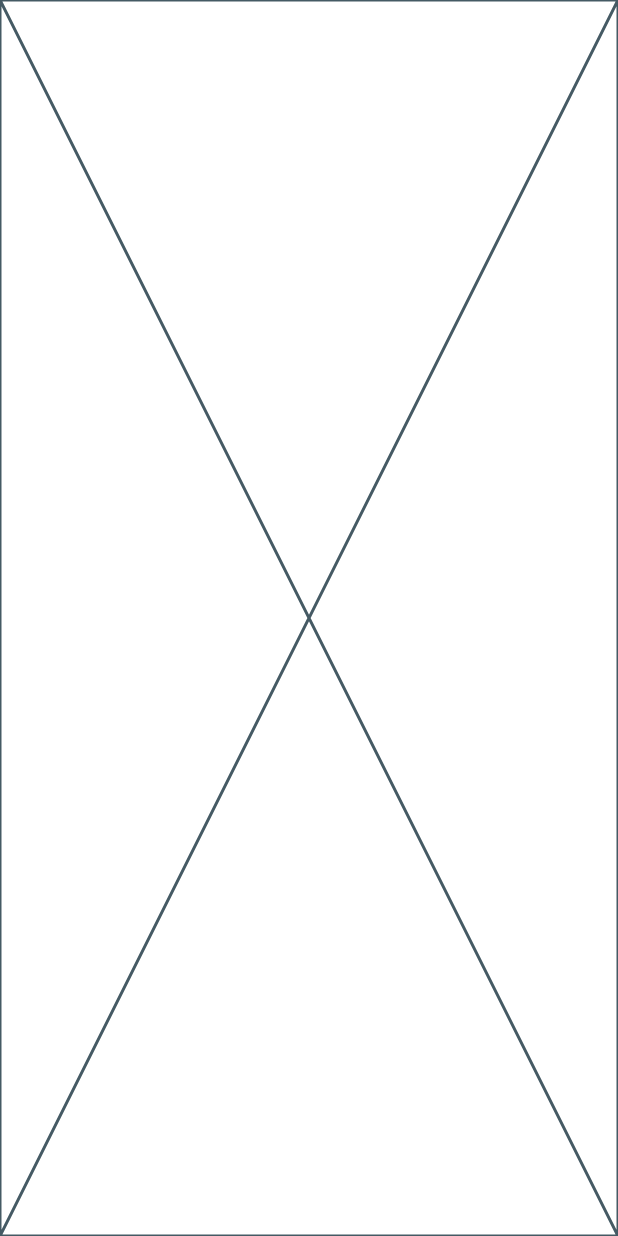
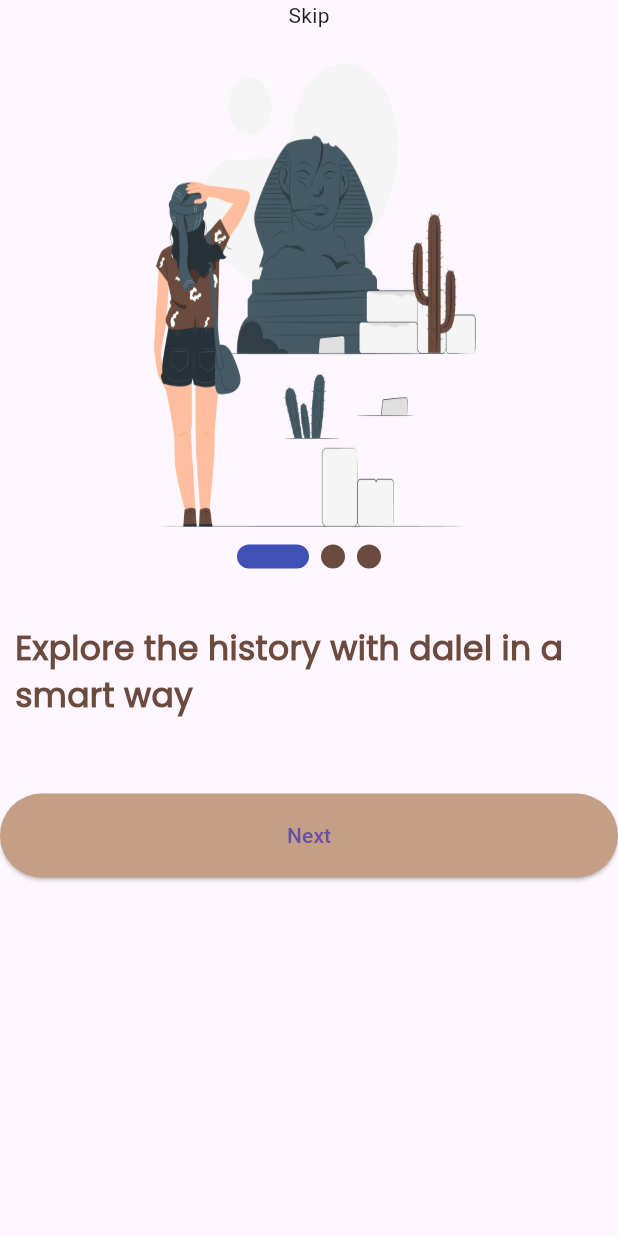
Before and after one commit to Mohamed-mahamoud-ramdan/tourim_dalel, a Flutter app: the screen it shows after launch, on a phone screen of 412 x 824 dp. Run offline on Flutter 3.47's test engine with Material 3 defaults, Android fonts, the phone set to English and light mode, and no system bars; drawn by our look-alikes of smooth_page_indicator; our stand-ins replace go_router.

Commit message:
refactor our code

```diff
--- a/lib/core/functions/naviagation.dart
+++ b/lib/core/functions/naviagation.dart
@@ -2,5 +2,5 @@ import 'package:flutter/material.dart';
 import 'package:go_router/go_router.dart';
 
 void customNavigate(BuildContext context, path) {
-  GoRouter.of(context).push(path);
+  GoRouter.of(context).pushReplacement(path);
 }
--- /dev/null
+++ b/lib/core/widegts/custom_bt.dart
@@ -0,0 +1,21 @@
+import 'package:dalel/core/utilies/app_colors.dart';
+import 'package:dalel/core/utilies/app_strings.dart';
+import 'package:flutter/material.dart';
+
+class CustomButton extends StatelessWidget {
+  CustomButton({super.key, this.color, required this.text});
+  final Color? color;
+  final String text;
+  @override
+  Widget build(BuildContext context) {
+    return SizedBox(
+      width: double.infinity,
+      height: 56,
+      child: ElevatedButton(
+          style: ElevatedButton.styleFrom(
+              backgroundColor: color ?? AppColors.primaryColor),
+          onPressed: () {},
+          child: Text(text)),
+    );
+  }
+}
--- a/lib/features/onboarding/presentation/views/onboarding_view.dart
+++ b/lib/features/onboarding/presentation/views/onboarding_view.dart
@@ -1,3 +1,5 @@
+import 'package:dalel/core/utilies/app_strings.dart';
+import 'package:dalel/features/onboarding/presentation/views/widgets/onboarding_body.dart';
 import 'package:flutter/material.dart';
 
 class OnboardingView extends StatefulWidget {
@@ -10,6 +12,11 @@ class OnboardingView extends StatefulWidget {
 class _OnboardingViewState extends State<OnboardingView> {
   @override
   Widget build(BuildContext context) {
-    return const Placeholder();
+    return SafeArea(
+        child: Scaffold(
+      body: Column(
+        children: [Text(AppStrings.skip), OnboardingWidgetBody()],
+      ),
+    ));
   }
 }
--- /dev/null
+++ b/lib/features/onboarding/presentation/views/widgets/onboarding_body.dart
@@ -0,0 +1,59 @@
+import 'package:dalel/core/utilies/app_assest.dart';
+import 'package:dalel/core/utilies/app_colors.dart';
+import 'package:dalel/core/utilies/app_strings.dart';
+import 'package:dalel/core/widegts/custom_bt.dart';
+import 'package:flutter/material.dart';
+import 'package:smooth_page_indicator/smooth_page_indicator.dart';
+import 'package:dalel/core/utilies/app_text_styles.dart';
+
+class OnboardingWidgetBody extends StatelessWidget {
+  OnboardingWidgetBody({super.key});
+  final PageController pageController = PageController();
+  @override
+  Widget build(BuildContext context) {
+    return Expanded(
+      child: PageView.builder(
+        controller: pageController,
+        itemCount: 3,
+        itemBuilder: (context, index) {
+          return Column(
+            children: [
+              Container(
+                width: 290,
+                height: 343,
+                decoration: BoxDecoration(
+                    image: DecorationImage(
+                        image: AssetImage(
+                          AppAssets.onBoarding1,
+                        ),
+                        fit: BoxFit.fill)),
+              ),
+              SmoothPageIndicator(
+                controller: pageController,
+                count: 3,
+                effect: ExpandingDotsEffect(dotColor: AppColors.deepBrown),
+              ),
+              SizedBox(
+                height: 28,
+              ),
+              Padding(
+                padding: const EdgeInsets.all(10),
+                child: Text(
+                  "Explore the history with dalel in a smart way ",
+                  style: CustomTextStyles.poppins400style20
+                      .copyWith(fontWeight: FontWeight.w800, fontSize: 22),
+                ),
+              ),
+              SizedBox(
+                height: 40,
+              ),
+              CustomButton(
+                text: AppStrings.next,
+              ),
+            ],
+          );
+        },
+      ),
+    );
+  }
+}
--- a/lib/main.dart
+++ b/lib/main.dart
@@ -1,9 +1,6 @@
 import 'package:dalel/core/route/app_route.dart';
-import 'package:dalel/core/utilies/app_assest.dart';
-import 'package:dalel/core/utilies/app_colors.dart';
-import 'package:dalel/features/splach/presentation/views/slpash_view.dart';
+
 import 'package:flutter/material.dart';
-import 'package:go_router/go_router.dart';
 
 void main(List<String> args) {
   runApp(Dalel());
```
Also changed, not shown: pubspec.yaml (+10 -49 lines), pubspec.lock.
